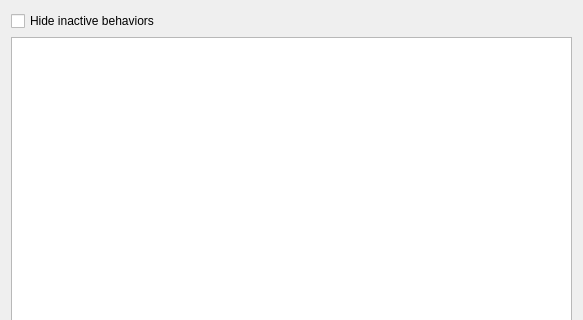
Qt form src/db/behaviorsDialog.ui (neuroethology/bento) before a commit; both pictures show x 0 to 583 and y 0 to 320 of the 583 by 1027 pixel window.
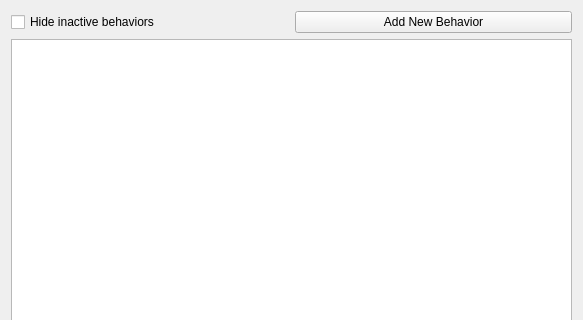
The same form after that commit. Custom widgets are drawn as their Qt base class.

```diff
--- a/src/db/behaviorsDialog.ui
+++ b/src/db/behaviorsDialog.ui
@@ -15,6 +15,8 @@
   </property>
   <layout class="QVBoxLayout" name="verticalLayout">
    <item>
+    <layout class="QHBoxLayout" name="buttonsHorizontalLayout">
+     <item>
     <widget class="QCheckBox" name="hideInactiveBehaviorsCheckBox">
      <property name="text">
       <string>Hide inactive behaviors</string>
@@ -23,6 +25,15 @@
       <bool>false</bool>
      </property>
     </widget>
+     </item>
+     <item>
+      <widget class="QPushButton" name="addBehaviorPushButton">
+       <property name="text">
+        <string>Add New Behavior</string>
+       </property>
+      </widget>
+     </item>
+    </layout>
    </item>
    <item>
     <widget class="BehaviorsTableView" name="behaviorsTableView">
```
Lines whose indentation alone changed are shown as unchanged.
